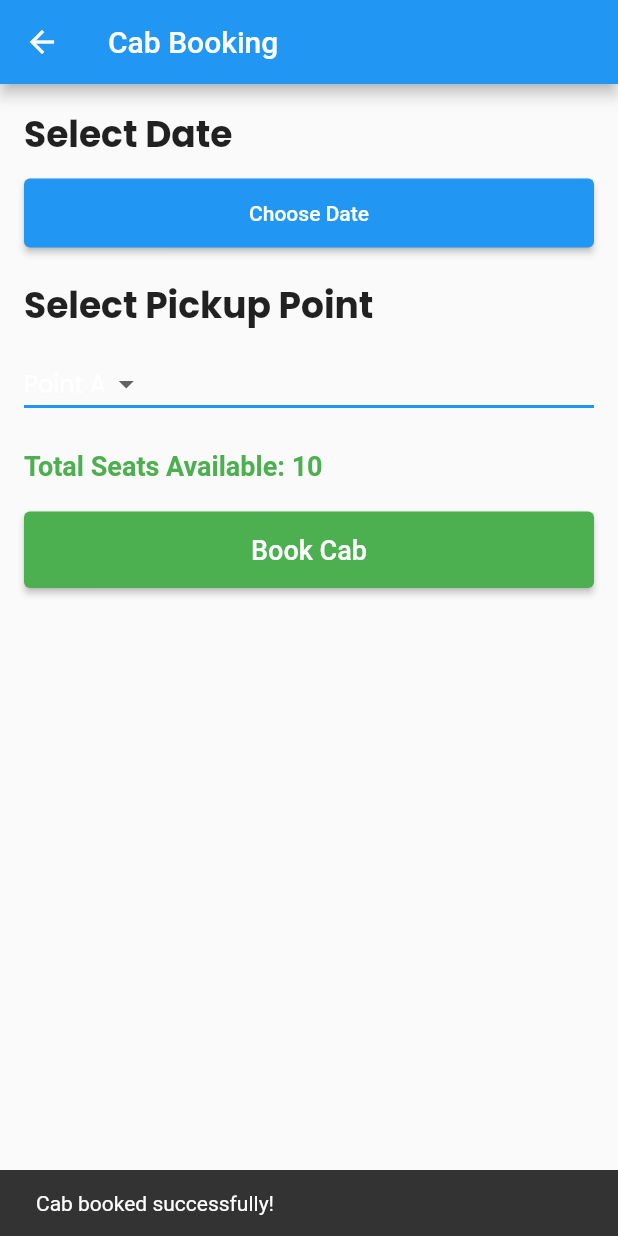
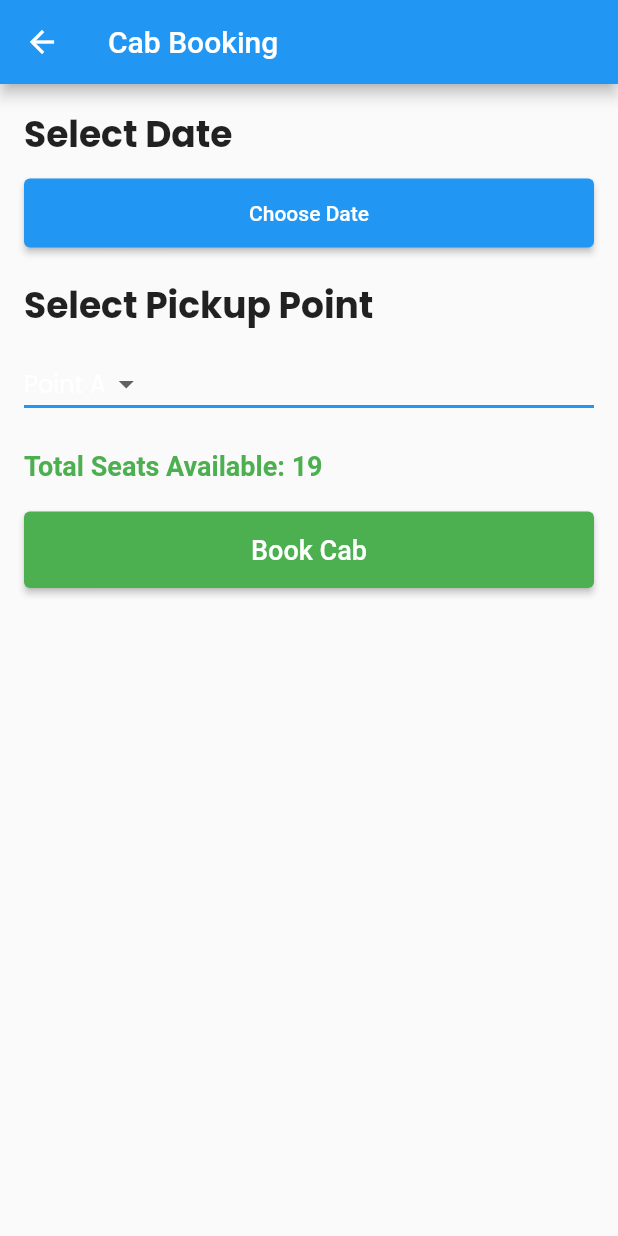
Before and after one commit to itskarthikvp/cab-travel-hub, a Flutter app: the CabBookingPage screen opened directly, after a tap on "Book Cab", on a phone screen of 412 x 824 dp. Run offline on Flutter 3.47's test engine with Material 2 defaults, Android fonts, the phone set to English and light mode, and no system bars; our stand-ins replace flutter_bloc, google_fonts.

Commit message:
Seat number reduce updation

```diff
--- a/lib/authentication/welocme_screen.dart
+++ b/lib/authentication/welocme_screen.dart
@@ -1,6 +1,5 @@
 import 'package:flutter/material.dart';
 import 'package:google_fonts/google_fonts.dart';
-import 'package:shared_preferences/shared_preferences.dart';
 
 class CabBookingPage extends StatefulWidget {
   @override
@@ -10,26 +9,9 @@ class CabBookingPage extends StatefulWidget {
 class _CabBookingPageState extends State<CabBookingPage> {
   DateTime? _selectedDate = DateTime.now();
   late String _selectedPickupPoint = 'Point A'; // Use a default value
-  int totalSeats = 11; // Replace with the actual total number of seats
+  int totalSeats = 20; // Replace with the actual total number of seats
 
   List<String> pickupPoints = ['Point A', 'Point B', 'Point C', 'Point D'];
-  late bool hasBooked;
-
-  @override
-  void initState() {
-    super.initState();
-    // Check the booking status when the page is initialized
-    _checkBookingStatus();
-  }
-
-  Future<void> _checkBookingStatus() async {
-    SharedPreferences prefs = await SharedPreferences.getInstance();
-    // Retrieve the booking status, defaulting to false if not set
-    bool booked = prefs.getBool('hasBooked') ?? false;
-    setState(() {
-      hasBooked = booked;
-    });
-  }
 
   Future<void> _selectDate(BuildContext context) async {
     final DateTime? picked = await showDatePicker(
@@ -46,68 +28,14 @@ class _CabBookingPageState extends State<CabBookingPage> {
     }
   }
 
-  void _bookCab() async {
-    if (!hasBooked && totalSeats > 0) {
-      // Add logic to book the cab with selected date and pickup point
+  void _bookCab() {
+    // Add logic to book the cab with selected date and pickup point
 
-      // Reduce the seat count when the cab is booked
-      setState(() {
-        totalSeats -= 1;
-        hasBooked = true;
-      });
-
-      // Save the booking status
-      SharedPreferences prefs = await SharedPreferences.getInstance();
-      prefs.setBool('hasBooked', true);
-
-      // Show a feedback dialog or snackbar
-      ScaffoldMessenger.of(context).showSnackBar(
-        SnackBar(
-          content: Text('Cab booked successfully!'),
-          duration: Duration(seconds: 2),
-        ),
-      );
-    } else if (hasBooked) {
-      // Show a message if the user has already booked a cab
-      showDialog(
-        context: context,
-        builder: (BuildContext context) {
-          return AlertDialog(
-            title: Text('Already Booked'),
-            content: Text('You have already booked a cab.'),
-            actions: [
-              TextButton(
-                onPressed: () {
-                  Navigator.of(context).pop();
-                },
-                child: Text('OK'),
-              ),
-            ],
-          );
-        },
-      );
-    } else {
-      // Show a message when all seats are booked
-      showDialog(
-        context: context,
-        builder: (BuildContext context) {
-          return AlertDialog(
-            title: Text('No Seats Available'),
-            content: Text('Sorry, all seats have been booked for the selected date and pickup point.'),
-            actions: [
-              TextButton(
-                onPressed: () {
-                  Navigator.of(context).pop();
-                },
-                child: Text('OK'),
-              ),
-            ],
-          );
-        },
-      );
-    }
+    // Reduce the seat count when the cab is booked
+    setState(() {
+      totalSeats -= 1;
+    });
   }
-
 
   @override
   Widget build(BuildContext context) {
@@ -165,24 +93,24 @@ class _CabBookingPageState extends State<CabBookingPage> {
                 color: Colors.blue,
               ),
             ),
-            SizedBox(height: 20),
+            const SizedBox(height: 20),
             Text(
               'Total Seats Available: $totalSeats',
-              style: TextStyle(
+              style: const TextStyle(
                 fontSize: 18,
                 fontWeight: FontWeight.bold,
                 color: Colors.green,
               ),
             ),
-            SizedBox(height: 20),
+            const SizedBox(height: 20),
             ElevatedButton(
               onPressed: _bookCab,
               style: ElevatedButton.styleFrom(
                 primary: Colors.green,
                 onPrimary: Colors.white,
-                padding: EdgeInsets.symmetric(vertical: 15),
+                padding: const EdgeInsets.symmetric(vertical: 15),
               ),
-              child: Text(
+              child: const Text(
                 'Book Cab',
                 style: TextStyle(fontSize: 18),
               ),
```
Also changed, not shown: 1 other file.
